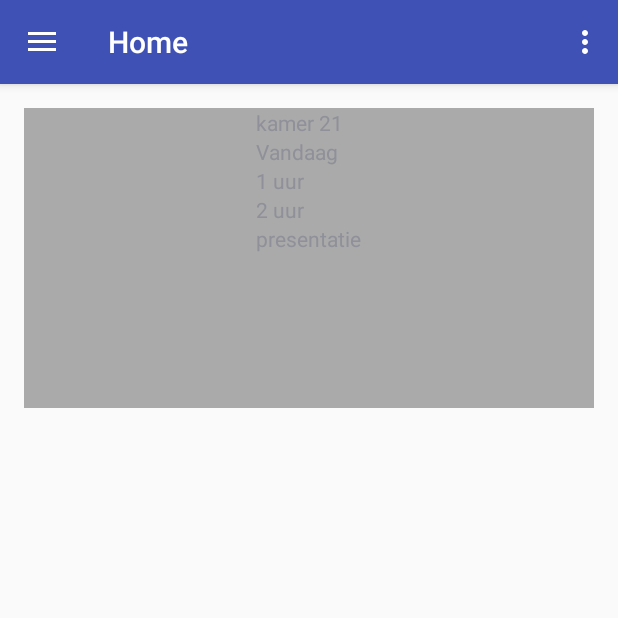
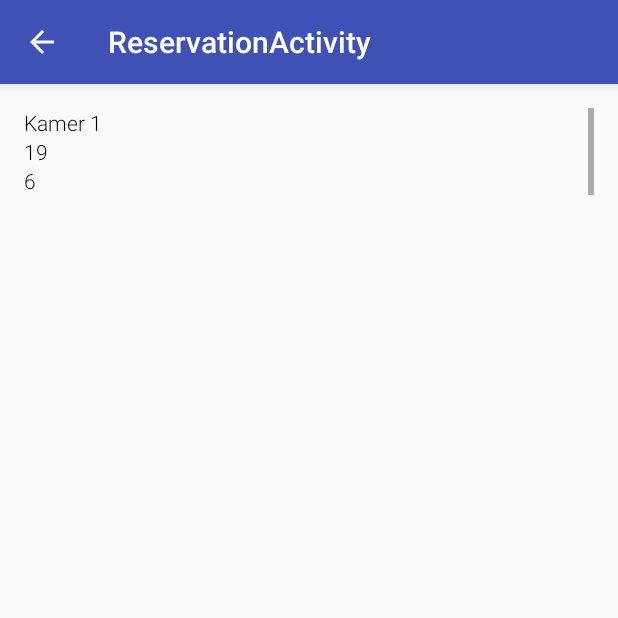
Before and after one commit to DaanGrootenboer/Smart_Agenda_Android_App, an Android app: the screen it shows after launch (HomeActivity before the commit, ReservationActivity after it), in the side drawer, after a tap on "Reserveren", on a phone screen of 412 x 824 dp, the top half of it. Run offline under Robolectric (Android 15) with nearby library versions, the light colour scheme and no system bars; our stand-ins replace ButterKnife.

Commit message:
Implementing setup reservation

```diff
--- a/app/src/main/AndroidManifest.xml
+++ b/app/src/main/AndroidManifest.xml
@@ -26,6 +26,11 @@
             android:label="@string/title_activity_settings"
             android:theme="@style/AppTheme.NoActionBar" >
         </activity>
+        <activity
+            android:name=".ReservationActivity"
+            android:label="@string/title_activity_reservation"
+            android:theme="@style/AppTheme.NoActionBar" >
+        </activity>
     </application>
 
 </manifest>
--- a/app/src/main/java/nl/secondchance/smartagenda/Adapters/MyResPagerAdapter.java
+++ b/app/src/main/java/nl/secondchance/smartagenda/Adapters/MyResPagerAdapter.java
@@ -36,7 +36,7 @@ public class MyResPagerAdapter extends PagerAdapter {
 
     @Override
     public Object instantiateItem(ViewGroup container, int position) {
-        View itemView = mLayoutInflater.inflate(R.layout.fragment_my_res_widget, container, false);
+        View itemView = mLayoutInflater.inflate(R.layout.slide_item_my_res_widget, container, false);
 
         TextView room = (TextView) itemView.findViewById(R.id.widget_my_res_room);
         TextView date = (TextView) itemView.findViewById(R.id.widget_my_res_date);
--- /dev/null
+++ b/app/src/main/java/nl/secondchance/smartagenda/Adapters/RoomListAdapter.java
@@ -0,0 +1,54 @@
+package nl.secondchance.smartagenda.Adapters;
+
+import android.support.v7.widget.RecyclerView;
+import android.view.LayoutInflater;
+import android.view.View;
+import android.view.ViewGroup;
+import android.widget.TextView;
+
+import java.util.List;
+
+import nl.secondchance.smartagenda.Models.Room;
+import nl.secondchance.smartagenda.R;
+
+public class RoomListAdapter extends RecyclerView.Adapter<RoomListAdapter.RoomViewHolder> {
+
+    private List<Room> mRoomsList;
+
+    public class RoomViewHolder extends RecyclerView.ViewHolder {
+        public TextView mName, mTemp, mSound;
+
+        public RoomViewHolder(View view) {
+            super(view);
+            mName = (TextView) view.findViewById(R.id.list_item_room_name);
+            mTemp = (TextView) view.findViewById(R.id.list_item_room_temp);
+            mSound = (TextView) view.findViewById(R.id.list_item_room_sound);
+        }
+    }
+
+
+    public RoomListAdapter(List<Room> roomsList) {
+        this.mRoomsList = roomsList;
+    }
+
+    @Override
+    public RoomViewHolder onCreateViewHolder(ViewGroup parent, int viewType) {
+        View itemView = LayoutInflater.from(parent.getContext())
+                .inflate(R.layout.list_item_room, parent, false);
+
+        return new RoomViewHolder(itemView);
+    }
+
+    @Override
+    public void onBindViewHolder(RoomViewHolder holder, int position) {
+        Room room = mRoomsList.get(position);
+        holder.mName.setText(room.getName());
+        holder.mTemp.setText(String.valueOf(room.getAverageTemp()));
+        holder.mSound.setText(String.valueOf(room.getAverageSound()));
+    }
+
+    @Override
+    public int getItemCount() {
+        return mRoomsList.size();
+    }
+}
--- a/app/src/main/java/nl/secondchance/smartagenda/HomeActivity.java
+++ b/app/src/main/java/nl/secondchance/smartagenda/HomeActivity.java
@@ -63,20 +63,8 @@ public class HomeActivity extends AppCompatActivity
         navigationView.setNavigationItemSelectedListener(this);
 
         // dummie data
-        Reservation testReservation = new Reservation();
-        testReservation.setRoom("kamer 21");
-        testReservation.setDate("Vandaag");
-        testReservation.setBtime("1 uur");
-        testReservation.setEtime("2 uur");
-        testReservation.setScenario("presentatie");
-        Reservation testReservation2 = new Reservation();
-        testReservation2.setRoom("kamer 77");
-        testReservation2.setDate("10 april");
-        testReservation2.setBtime("4 uur");
-        testReservation2.setEtime("5 uur");
-        testReservation2.setScenario("custom");
-        list.add(testReservation);
-        list.add(testReservation2);
+        list.add(new Reservation("kamer 21", "Vandaag", "1 uur", "2 uur", "presentatie"));
+        list.add(new Reservation("kamer 22", "Vandaag", "1 uur", "2 uur", "presentatie"));
         getData();
 
         mPagerAdapter = new MyResPagerAdapter(getApplicationContext(), list);
@@ -125,7 +113,8 @@ public class HomeActivity extends AppCompatActivity
         if (id == R.id.nav_home) {
 
         } else if (id == R.id.nav_reservation) {
-
+            Intent intent = new Intent(getApplicationContext(),ReservationActivity.class);
+            startActivity(intent);
         } else if (id == R.id.nav_settings) {
             Intent intent = new Intent(getApplicationContext(),SettingsActivity.class);
             startActivity(intent);
--- a/app/src/main/java/nl/secondchance/smartagenda/Models/Reservation.java
+++ b/app/src/main/java/nl/secondchance/smartagenda/Models/Reservation.java
@@ -9,6 +9,14 @@ public class Reservation {
     private String mBtime;
     private String mEtime;
     private String mScenario;
+
+    public Reservation (String room, String date, String btime, String etime, String scenario) {
+        this.mRoom = room;
+        this.mDate = date;
+        this.mBtime = btime;
+        this.mEtime = etime;
+        this.mScenario = scenario;
+    }
 
     public String getRoom() {
         return mRoom;
--- /dev/null
+++ b/app/src/main/java/nl/secondchance/smartagenda/Models/Room.java
@@ -0,0 +1,98 @@
+package nl.secondchance.smartagenda.Models;
+
+public class Room {
+    private String mName;
+    private int mCurrentTemp;
+    private int mAverageTemp;
+    private int mCurrentSound;
+    private int mAverageSound;
+    private int mCurrentLight;
+    private int mAverageLight;
+    private boolean mIsAvailable;
+    private boolean mHasScreen;
+
+    public Room (String name, int currentTemp, int averageTemp, int currentSound,
+                 int averageSound, int currentLight, int averageLight, boolean isAvailable, boolean hasScreen) {
+        this.mName = name;
+        this.mCurrentTemp = currentTemp;
+        this.mAverageTemp = averageTemp;
+        this.mCurrentSound = currentSound;
+        this.mAverageSound = averageSound;
+        this.mCurrentLight = currentLight;
+        this.mAverageLight = averageLight;
+        this.mIsAvailable = isAvailable;
+        this.mHasScreen = hasScreen;
+    }
+
+    public String getName() {
+        return mName;
+    }
+
+    public void setName(String name) {
+        mName = name;
+    }
+
+    public int getCurrentTemp() {
+        return mCurrentTemp;
+    }
+
+    public void setCurrentTemp(int currentTemp) {
+        mCurrentTemp = currentTemp;
+    }
+
+    public int getAverageTemp() {
+        return mAverageTemp;
+    }
+
+    public void setAverageTemp(int averageTemp) {
+        mAverageTemp = averageTemp;
+    }
+
+    public int getCurrentSound() {
+        return mCurrentSound;
+    }
+
+    public void setCurrentSound(int currentSound) {
+        mCurrentSound = currentSound;
+    }
+
+    public int getAverageSound() {
+        return mAverageSound;
+    }
+
+    public void setAverageSound(int averageSound) {
+        mAverageSound = averageSound;
+    }
+
+    public int getCurrentLight() {
+        return mCurrentLight;
+    }
+
+    public void setCurrentLight(int currentLight) {
+        mCurrentLight = currentLight;
+    }
+
+    public int getAverageLight() {
+        return mAverageLight;
+    }
+
+    public void setAverageLight(int averageLight) {
+        mAverageLight = averageLight;
+    }
+
+    public boolean isAvailable() {
+        return mIsAvailable;
+    }
+
+    public void setIsAvailable(boolean isAvailable) {
+        mIsAvailable = isAvailable;
+    }
+
+    public boolean isHasScreen() {
+        return mHasScreen;
+    }
+
+    public void setHasScreen(boolean hasScreen) {
+        mHasScreen = hasScreen;
+    }
+}
--- /dev/null
+++ b/app/src/main/java/nl/secondchance/smartagenda/ReservationActivity.java
@@ -0,0 +1,68 @@
+package nl.secondchance.smartagenda;
+
+import android.os.Bundle;
+import android.support.design.widget.FloatingActionButton;
+import android.support.design.widget.Snackbar;
+import android.support.v7.app.AppCompatActivity;
+import android.support.v7.widget.DefaultItemAnimator;
+import android.support.v7.widget.LinearLayoutManager;
+import android.support.v7.widget.RecyclerView;
+import android.support.v7.widget.Toolbar;
+import android.view.MenuItem;
+import android.view.View;
+
+import java.util.ArrayList;
+import java.util.List;
+
+import nl.secondchance.smartagenda.Adapters.RoomListAdapter;
+import nl.secondchance.smartagenda.Models.Room;
+
+public class ReservationActivity extends AppCompatActivity {
+
+    private List<Room> mRoomList = new ArrayList<>();
+    private RecyclerView mRecyclerView;
+    private RoomListAdapter mAdapter;
+
+    @Override
+    protected void onCreate(Bundle savedInstanceState) {
+        super.onCreate(savedInstanceState);
+        setContentView(R.layout.activity_reservation);
+        Toolbar toolbar = (Toolbar) findViewById(R.id.toolbar);
+        setSupportActionBar(toolbar);
+
+        // add back arrow to toolbar
+        if (getSupportActionBar() != null){
+            getSupportActionBar().setDisplayHomeAsUpEnabled(true);
+            getSupportActionBar().setDisplayShowHomeEnabled(true);
+        }
+
+        mRecyclerView = (RecyclerView) findViewById(R.id.recycler_view);
+
+        // dummy data
+        mRoomList.add(new Room("Kamer 1", 18, 19, 5, 6, 150, 160, true, false));
+        mRoomList.add(new Room("Kamer 2", 19, 18, 4, 7, 151, 161, false, true));
+
+        mAdapter = new RoomListAdapter(mRoomList);
+        RecyclerView.LayoutManager mLayoutManager = new LinearLayoutManager(getApplicationContext());
+        mRecyclerView.setLayoutManager(mLayoutManager);
+        mRecyclerView.setItemAnimator(new DefaultItemAnimator());
+        mRecyclerView.setAdapter(mAdapter);
+    }
+
+    @Override
+    public boolean onOptionsItemSelected(MenuItem item) {
+        // Handle action bar item clicks here. The action bar will
+        // automatically handle clicks on the Home/Up button, so long
+        // as you specify a parent activity in AndroidManifest.xml.
+        int id = item.getItemId();
+
+        // return
+        if (id == android.R.id.home) {
+            super.onBackPressed();
+            return true;
+        }
+
+        return super.onOptionsItemSelected(item);
+    }
+
+}
--- /dev/null
+++ b/app/src/main/res/layout/activity_reservation.xml
@@ -0,0 +1,27 @@
+<?xml version="1.0" encoding="utf-8"?>
+<android.support.design.widget.CoordinatorLayout
+    xmlns:android="http://schemas.android.com/apk/res/android"
+    xmlns:app="http://schemas.android.com/apk/res-auto"
+    xmlns:tools="http://schemas.android.com/tools"
+    android:layout_width="match_parent"
+    android:layout_height="match_parent"
+    android:fitsSystemWindows="true"
+    tools:context="nl.secondchance.smartagenda.ReservationActivity">
+
+    <android.support.design.widget.AppBarLayout
+        android:layout_height="wrap_content"
+        android:layout_width="match_parent"
+        android:theme="@style/AppTheme.AppBarOverlay">
+
+        <android.support.v7.widget.Toolbar
+            android:id="@+id/toolbar"
+            android:layout_width="match_parent"
+            android:layout_height="?attr/actionBarSize"
+            android:background="?attr/colorPrimary"
+            app:popupTheme="@style/AppTheme.PopupOverlay"/>
+
+    </android.support.design.widget.AppBarLayout>
+
+    <include layout="@layout/content_reservation"/>
+
+</android.support.design.widget.CoordinatorLayout>
--- a/app/src/main/res/layout/content_home.xml
+++ b/app/src/main/res/layout/content_home.xml
@@ -1,17 +1,21 @@
 <?xml version="1.0" encoding="utf-8"?>
 <RelativeLayout xmlns:android="http://schemas.android.com/apk/res/android"
-    xmlns:tools="http://schemas.android.com/tools"
-    xmlns:app="http://schemas.android.com/apk/res-auto" android:layout_width="match_parent"
-    android:layout_height="match_parent" android:paddingLeft="@dimen/activity_horizontal_margin"
-    android:paddingRight="@dimen/activity_horizontal_margin"
-    android:paddingTop="@dimen/activity_vertical_margin"
-    android:paddingBottom="@dimen/activity_vertical_margin"
-    app:layout_behavior="@string/appbar_scrolling_view_behavior" tools:showIn="@layout/app_bar_home"
-    tools:context=".HomeActivity">
+                xmlns:app="http://schemas.android.com/apk/res-auto"
+                xmlns:tools="http://schemas.android.com/tools"
+                android:layout_width="match_parent"
+                android:layout_height="match_parent"
+                android:background="@android:color/darker_gray"
+                android:paddingBottom="@dimen/activity_vertical_margin"
+                android:paddingLeft="@dimen/activity_horizontal_margin"
+                android:paddingRight="@dimen/activity_horizontal_margin"
+                android:paddingTop="@dimen/activity_vertical_margin"
+                app:layout_behavior="@string/appbar_scrolling_view_behavior"
+                tools:context=".HomeActivity"
+                tools:showIn="@layout/app_bar_home">
 
     <android.support.v4.view.ViewPager
+        android:id="@+id/pager_my_res"
         xmlns:android="http://schemas.android.com/apk/res/android"
-        android:id="@+id/pager_my_res"
         android:layout_width="match_parent"
-        android:layout_height="200dp" />
+        android:layout_height="@dimen/height_widget"/>
 </RelativeLayout>
--- /dev/null
+++ b/app/src/main/res/layout/content_reservation.xml
@@ -0,0 +1,22 @@
+<?xml version="1.0" encoding="utf-8"?>
+<RelativeLayout
+    xmlns:android="http://schemas.android.com/apk/res/android"
+    xmlns:tools="http://schemas.android.com/tools"
+    xmlns:app="http://schemas.android.com/apk/res-auto"
+    android:layout_width="match_parent"
+    android:layout_height="match_parent"
+    android:paddingLeft="@dimen/activity_horizontal_margin"
+    android:paddingRight="@dimen/activity_horizontal_margin"
+    android:paddingTop="@dimen/activity_vertical_margin"
+    android:paddingBottom="@dimen/activity_vertical_margin"
+    app:layout_behavior="@string/appbar_scrolling_view_behavior"
+    tools:showIn="@layout/activity_reservation"
+    tools:context="nl.secondchance.smartagenda.ReservationActivity">
+
+    <android.support.v7.widget.RecyclerView
+        android:id="@+id/recycler_view"
+        android:layout_width="match_parent"
+        android:layout_height="wrap_content"
+        android:scrollbars="vertical" />
+
+</RelativeLayout>
--- a/app/src/main/res/layout/fragment_my_res_widget.xml
+++ /dev/null
@@ -1,45 +0,0 @@
-<?xml version="1.0" encoding="utf-8"?>
-<ScrollView xmlns:android="http://schemas.android.com/apk/res/android"
-    android:id="@+id/widget_my_res"
-    android:layout_width="match_parent"
-    android:layout_height="match_parent"
-    android:background="@android:color/darker_gray">
-
-    <RelativeLayout
-        android:layout_width="match_parent"
-        android:layout_height="wrap_content">
-
-        <LinearLayout
-            android:layout_width="wrap_content"
-            android:layout_height="wrap_content"
-            android:layout_centerHorizontal="true"
-            android:orientation="vertical">
-
-            <TextView
-                android:id="@+id/widget_my_res_room"
-                android:layout_width="match_parent"
-                android:layout_height="wrap_content" />
-
-            <TextView
-                android:id="@+id/widget_my_res_date"
-                android:layout_width="match_parent"
-                android:layout_height="wrap_content" />
-
-            <TextView
-                android:id="@+id/widget_my_res_btime"
-                android:layout_width="match_parent"
-                android:layout_height="wrap_content" />
-
-            <TextView
-                android:id="@+id/widget_my_res_etime"
-                android:layout_width="match_parent"
-                android:layout_height="wrap_content" />
-
-            <TextView
-                android:id="@+id/widget_my_res_scenario"
-                android:layout_width="match_parent"
-                android:layout_height="wrap_content" />
-
-        </LinearLayout>
-    </RelativeLayout>
-</ScrollView>
--- /dev/null
+++ b/app/src/main/res/layout/list_item_room.xml
@@ -0,0 +1,21 @@
+<?xml version="1.0" encoding="utf-8"?>
+<LinearLayout xmlns:android="http://schemas.android.com/apk/res/android"
+              android:orientation="vertical"
+              android:layout_width="match_parent"
+              android:layout_height="match_parent">
+
+    <TextView
+        android:id="@+id/list_item_room_name"
+        android:layout_width="wrap_content"
+        android:layout_height="wrap_content"/>
+
+    <TextView
+        android:id="@+id/list_item_room_temp"
+        android:layout_width="wrap_content"
+        android:layout_height="wrap_content"/>
+
+    <TextView
+        android:id="@+id/list_item_room_sound"
+        android:layout_width="wrap_content"
+        android:layout_height="wrap_content"/>
+</LinearLayout>
--- a/app/src/main/res/values/dimens.xml
+++ b/app/src/main/res/values/dimens.xml
@@ -6,4 +6,5 @@
     <dimen name="activity_horizontal_margin">16dp</dimen>
     <dimen name="activity_vertical_margin">16dp</dimen>
     <dimen name="fab_margin">16dp</dimen>
+    <dimen name="height_widget">200dp</dimen>
 </resources>
--- a/app/src/main/res/values/strings.xml
+++ b/app/src/main/res/values/strings.xml
@@ -13,4 +13,5 @@
     <string name="error_positive_button_msg">OK</string>
     <string name="network_unavailable_message">Netwerk in niet beschikbaar!</string>
     <string name="title_activity_settings">SettingsActivity</string>
+    <string name="title_activity_reservation">ReservationActivity</string>
 </resources>
--- a/app/src/main/res/values/styles.xml
+++ b/app/src/main/res/values/styles.xml
@@ -6,12 +6,26 @@
         <item name="colorPrimary">@color/colorPrimary</item>
         <item name="colorPrimaryDark">@color/colorPrimaryDark</item>
         <item name="colorAccent">@color/colorAccent</item>
+        <item name="android:textViewStyle">@style/labelStyle</item>
     </style>
+
     <style name="AppTheme.NoActionBar">
         <item name="windowActionBar">false</item>
         <item name="windowNoTitle">true</item>
     </style>
-    <style name="AppTheme.AppBarOverlay" parent="ThemeOverlay.AppCompat.Dark.ActionBar" />
-    <style name="AppTheme.PopupOverlay" parent="ThemeOverlay.AppCompat.Light" />
 
+    <style name="AppTheme.AppBarOverlay" parent="ThemeOverlay.AppCompat.Dark.ActionBar"/>
+
+    <style name="AppTheme.PopupOverlay" parent="ThemeOverlay.AppCompat.Light"/>
+
+    <!-- ActionBar title styles -->
+    <style name="titleStyle">
+        <item name="android:fontFamily">sans-serif-medium</item>
+        <item name="android:textColor">@android:color/black</item>
+    </style>
+    <!-- TextView styles -->
+    <style name="labelStyle">
+        <item name="android:fontFamily">sans-serif-light"</item>
+        <item name="android:textColor">@android:color/black</item>
+    </style>
 </resources>
```
Also changed, not shown: app/src/main/res/layout/slide_item_my_res_widget.xml (added, +70 -0 lines).
